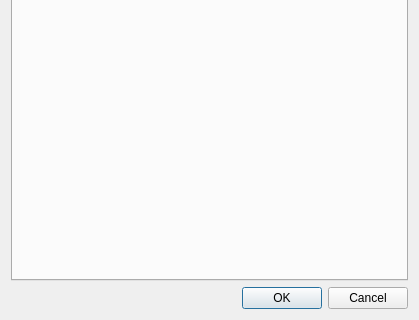
The window that UI/treedialog.ui (hubertqtraf/QtOSMTraffic) describes before a commit, drawn with Qt 5; both pictures show x 0 to 419 and y 288 to 608 of the 419 by 608 pixel window.
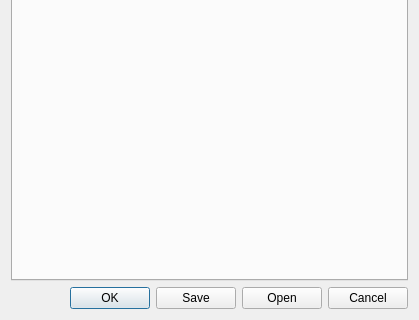
The same window after the commit. The open tabs and pages were chosen to show the change.

Commit message: save and load tree data

Patch:
```diff
--- a/UI/treedialog.ui
+++ b/UI/treedialog.ui
@@ -20,7 +20,7 @@
       <enum>Qt::Orientation::Horizontal</enum>
      </property>
      <property name="standardButtons">
-      <set>QDialogButtonBox::StandardButton::Cancel|QDialogButtonBox::StandardButton::Ok</set>
+      <set>QDialogButtonBox::StandardButton::Cancel|QDialogButtonBox::StandardButton::Ok|QDialogButtonBox::StandardButton::Open|QDialogButtonBox::StandardButton::Save</set>
      </property>
     </widget>
    </item>
```
Left out of the diff: 36 changed lines with no effect on the pictures. The commit also changes 2 other files.
